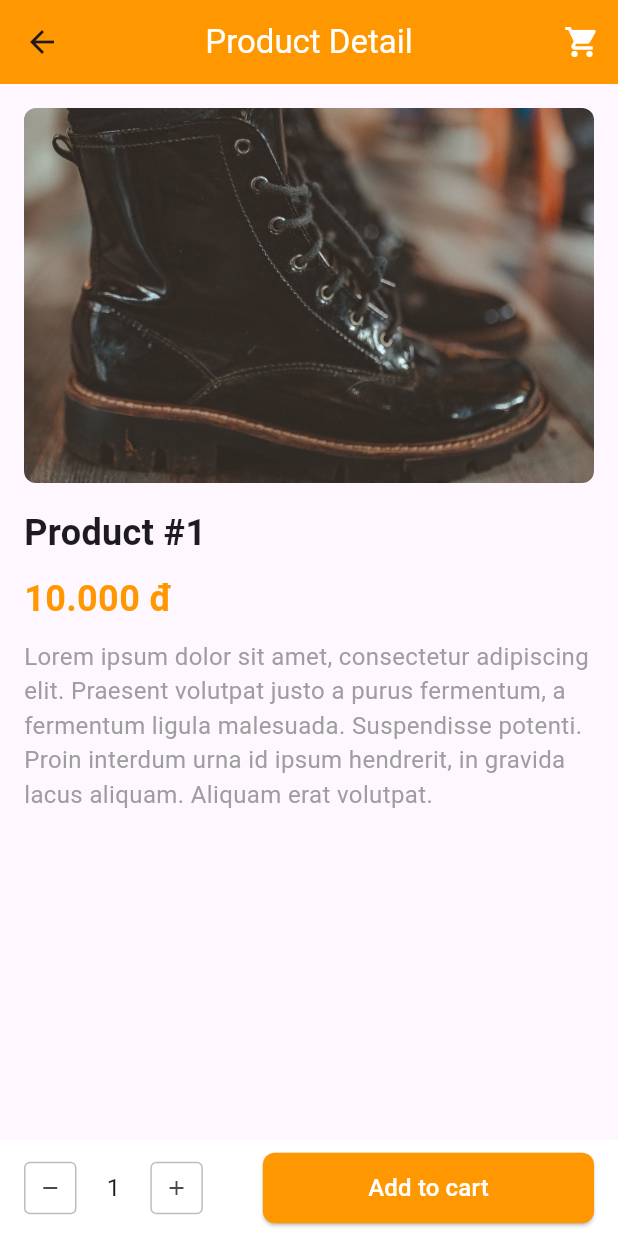
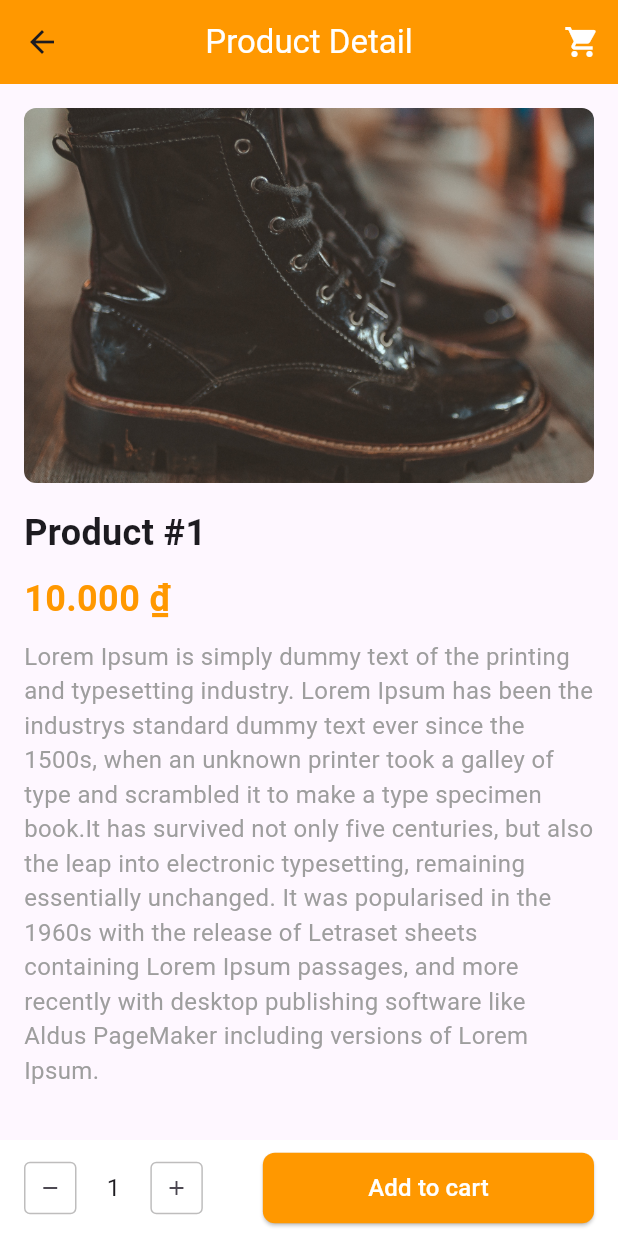
Before and after one commit to toilahieu1410/flutter-cart, a Flutter app: the screen it shows after launch, after a tap on "Product #1", on a phone screen of 412 x 824 dp. Run offline on Flutter 3.47's test engine with Material 3 defaults, Android fonts, the phone set to English and light mode, and no system bars; our stand-ins replace equatable, flutter_bloc, sqflite; accounts and stored records are empty.

Commit message:
update code last

```diff
--- a/lib/blocs/cart_bloc.dart
+++ b/lib/blocs/cart_bloc.dart
@@ -6,6 +6,7 @@
 
 void main() {}
 
+// Định nghĩa trạng thái của giỏ hàng, được so sánh bằng Equatable
 class CartState extends Equatable{
   final Map<Product, int> items;
 
@@ -21,8 +22,10 @@
 
 class CartEvent {}
 
+// Sự kiện để tải giỏ hàng từ cơ sở dữ liệu
 class LoadCartEvent extends CartEvent {}
 
+// Sự kiện để thêm sản phẩm vào giỏ hàng
 class AddToCartEvent extends CartEvent {
   final Product product;
   final int quantity;
@@ -30,6 +33,7 @@
   AddToCartEvent(this.product, this.quantity);
 }
 
+// Sự kiện để cập nhật số lượng sản phẩm trong giỏ hàng
 class UpdateQuantityEvent extends CartEvent {
   final Product product;
   final int newQuantity;
@@ -37,19 +41,23 @@
   UpdateQuantityEvent(this.product, this.newQuantity);
 }
 
+// Sự kiện để xóa sản phẩm khỏi giỏ hàng
 class RemoveFromCartEvent extends CartEvent {
   final Product product;
 
   RemoveFromCartEvent(this.product);
 }
 
+// Sự kiện để xóa toàn bộ giỏ hàng
 class ClearCartEvent extends CartEvent {}
 
+// Bloc quản lý giỏ hàng
 class CartBloc extends Bloc<CartEvent, CartState> {
-  final CartDatabase _cartDatabase;
+  final CartDatabase _cartDatabase; // Tham chiếu đến cơ sở dữ liệu giỏ hàng
 
   CartBloc(this._cartDatabase) : super(CartState()) {
     on<LoadCartEvent>((event, emit) async {
+      // Lấy giỏ hàng từ DB
       final cartItems = await _cartDatabase.getCartItems();
        if(cartItems != null) {
         emit(CartState(items: cartItems));
@@ -59,6 +67,7 @@
 
     });
 
+    // Xử lý sự kiện AddToCartEvent
     on<AddToCartEvent>((event, emit) async {
       final items = Map<Product, int>.from(state.items);
       if (items.containsKey(event.product)) {
@@ -71,18 +80,23 @@
       emit(CartState(items: items));
     });
 
+    // Xử lý sự kiện UpdateQuantityEvent
     on<UpdateQuantityEvent>((event, emit) async {
+      // Sao chép giỏ hàng hiện tại
       final items = Map<Product, int>.from(state.items);
       if (event.newQuantity > 0) {
         items[event.product] = event.newQuantity;
+         // Cập nhật số lượng trong DB
         await _cartDatabase.updateQuantity(event.product.id, event.newQuantity);
       } else {
         items.remove(event.product);
+        // Xóa sản phẩm khỏi DB
          await _cartDatabase.removeFromCart(event.product.id);
       }
       emit(CartState(items: items));
     });
 
+    // Xử lý sự kiện RemoveFromCartEvent
     on<RemoveFromCartEvent>((event, emit) async {
       final items = Map<Product, int>.from(state.items);
       items.remove(event.product);
--- a/lib/screens/cart_screen.dart
+++ b/lib/screens/cart_screen.dart
@@ -12,7 +12,7 @@
   Widget build(BuildContext context) {
     final priceFormat = NumberFormat.currency(
       locale: 'vi_VN',
-      symbol: 'đ',
+      symbol: '₫',
       decimalDigits: 0, // Không hiển thị phần thập phân
     );
     return Scaffold(
@@ -282,7 +282,7 @@
                                   backgroundColor: Colors.orange,
                                   padding: const EdgeInsets.symmetric(vertical: 16),
                                   shape: RoundedRectangleBorder(
-                                    borderRadius: BorderRadius.circular(8),
+                                  borderRadius: BorderRadius.circular(8),
                                   ),
                                 ),
                                 child: const Text(
--- a/lib/screens/home_screen.dart
+++ b/lib/screens/home_screen.dart
@@ -183,7 +183,8 @@
                                   },
                                 ),
                               );
-                              }),
+                            }
+                          ),
                         ),
                       );
                     }),
--- a/lib/screens/product_detail_screen.dart
+++ b/lib/screens/product_detail_screen.dart
@@ -43,15 +43,19 @@
   Widget build(BuildContext context) {
     final priceFormat = NumberFormat.currency(
       locale: 'vi_VN',
-      symbol: 'đ',
+      symbol: '₫',
       decimalDigits: 0,
     );
     return Scaffold(
       appBar: AppBar(
         backgroundColor: Colors.orange,
         centerTitle: true,
-        title:
-            const Text('Product Detail', style: TextStyle(color: Colors.white)),
+        title: const Text(
+          'Product Detail',
+          style: TextStyle(
+            color: Colors.white
+            ),
+          ),
         actions: [
           BlocBuilder<CartBloc, CartState>(builder: (context, state) {
             return Stack(
@@ -78,7 +82,7 @@
                         style: const TextStyle(fontSize: 10),
                       ),
                     ),
-                  )
+                  ),
               ],
             );
           }),
@@ -138,9 +142,9 @@
                     const SizedBox(height: 10),
                     // Mô tả sản phẩm (dữ liệu test)
                     const Text(
-                      'Lorem ipsum dolor sit amet, consectetur adipiscing elit. Praesent volutpat justo a purus fermentum, '
-                      'a fermentum ligula malesuada. Suspendisse potenti. Proin interdum urna id ipsum hendrerit, '
-                      'in gravida lacus aliquam. Aliquam erat volutpat.',
+                      'Lorem Ipsum is simply dummy text of the printing and typesetting industry. Lorem Ipsum has been the industrys standard dummy text ever since the 1500s, when an unknown printer took a galley of type and scrambled it to make a type specimen book.'
+                      'It has survived not only five centuries, but also the leap into electronic typesetting, remaining essentially unchanged. It was popularised in the 1960s with the release of Letraset sheets containing Lorem Ipsum passages, '
+                      'and more recently with desktop publishing software like Aldus PageMaker including versions of Lorem Ipsum.',
                       style: TextStyle(fontSize: 16, color: Colors.grey),
                     ),
                   ],
--- a/lib/screens/splash_screen.dart
+++ b/lib/screens/splash_screen.dart
@@ -34,9 +34,7 @@
             child: Text(
               '© ${DateTime.now().year} Design by Minh Hieu',
               textAlign: TextAlign.center,
-
             ),
-
           ),
         ],
       ),
--- a/lib/widgets/bottom_sheet_quantity_selector.dart
+++ b/lib/widgets/bottom_sheet_quantity_selector.dart
@@ -47,7 +47,7 @@
     // Định dạng số tiền với dấu chấm phân cách hàng nghìn
     final priceFormat = NumberFormat.currency(
       locale: 'vi_VN',
-      symbol: 'đ',
+      symbol: '₫',
       decimalDigits: 0, // Không hiển thị phần thập phân
     );
     return Container(
@@ -121,7 +121,7 @@
                                   iconSize: 16,
                                   icon: const Icon(Icons.remove),
                                   onPressed: () =>
-                                      _updateQuantity(quantity - 1),
+                                    _updateQuantity(quantity - 1),
                                 ),
                               ),
 
@@ -139,10 +139,8 @@
                                         bottom: BorderSide(
                                             color: Color.fromARGB(
                                                 255, 190, 189, 189)),
-                                        left: BorderSide
-                                            .none, // Loại bỏ border ở bên trái
-                                        right: BorderSide
-                                            .none, // Loại bỏ border ở bên phải
+                                        left: BorderSide.none, // Loại bỏ border ở bên trái
+                                        right: BorderSide.none, // Loại bỏ border ở bên phải
                                       ),
                                       borderRadius: BorderRadius.circular(0)),
                                   child: Padding(
@@ -158,15 +156,17 @@
 
                               // Nút tăng số lượng
                               Container(
-                                      width: 32, // Điều chỉnh chiều rộng của nút
+                                width: 32, // Điều chỉnh chiều rộng của nút
                                 height: 32,
                                 decoration: BoxDecoration(
                                   border: Border.all(
-                                      color: const Color.fromARGB(
-                                          255, 190, 189, 189)),
+                                    color: const Color.fromARGB(
+                                        255, 190, 189, 189)
+                                      ),
                                   borderRadius: const BorderRadius.only(
-                                      topRight: Radius.circular(10),
-                                      bottomRight: Radius.circular(10)),
+                                    topRight: Radius.circular(10),
+                                    bottomRight: Radius.circular(10)
+                                  ),
                                 ),
                                 child: IconButton(
                                   iconSize: 16,
--- a/lib/widgets/product_tile.dart
+++ b/lib/widgets/product_tile.dart
@@ -23,7 +23,7 @@
   Widget build(BuildContext context) {
     final priceFormat = NumberFormat.currency(
       locale: 'vi_VN',
-      symbol: 'đ',
+      symbol: '₫',
       decimalDigits: 0, // Không hiển thị phần thập phân
     );
     return GestureDetector(
@@ -55,7 +55,7 @@
                   Image.asset(
                     product.imageUrl,
                     fit: BoxFit.cover,
-                    width: double.infinity,
+                    width: double.infinity, // full width
                     height: imageHeight, // Đặt chiều cao cho hình ảnh
                   ),
                   if ( showHotIcon)
--- a/lib/widgets/quantity_input_modal.dart
+++ b/lib/widgets/quantity_input_modal.dart
@@ -75,7 +75,7 @@
                   if (quantity == null || quantity <= 0) {
                     return 'Nhập giá trị vào';
                   } else if (quantity > 999) {
-                    return 'Quantity cannot exceed 999';
+                    return 'Giá trị không được vượt quá 999';
                   } else {
                     return null; // hợp lệ
                   }
@@ -98,7 +98,7 @@
                       backgroundColor: _isSubmit ? Colors.grey : Colors.orange,
                       padding: const EdgeInsets.symmetric(vertical: 20),
                       shape: RoundedRectangleBorder(
-                          borderRadius: BorderRadius.circular(8))),
+                        borderRadius: BorderRadius.circular(8))),
                   child: const Text(
                     'Submit',
                     style: TextStyle(color: Colors.white, fontSize: 16),
```
Also changed, not shown: pubspec.lock. Lines whose indentation alone changed are shown as unchanged.
